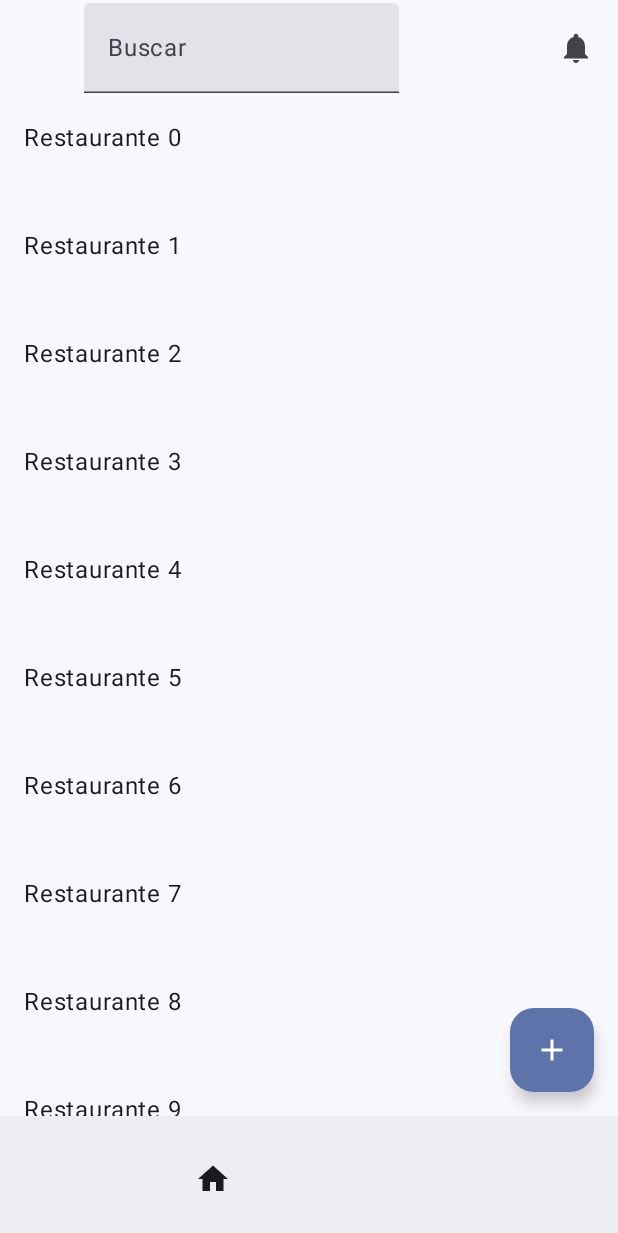
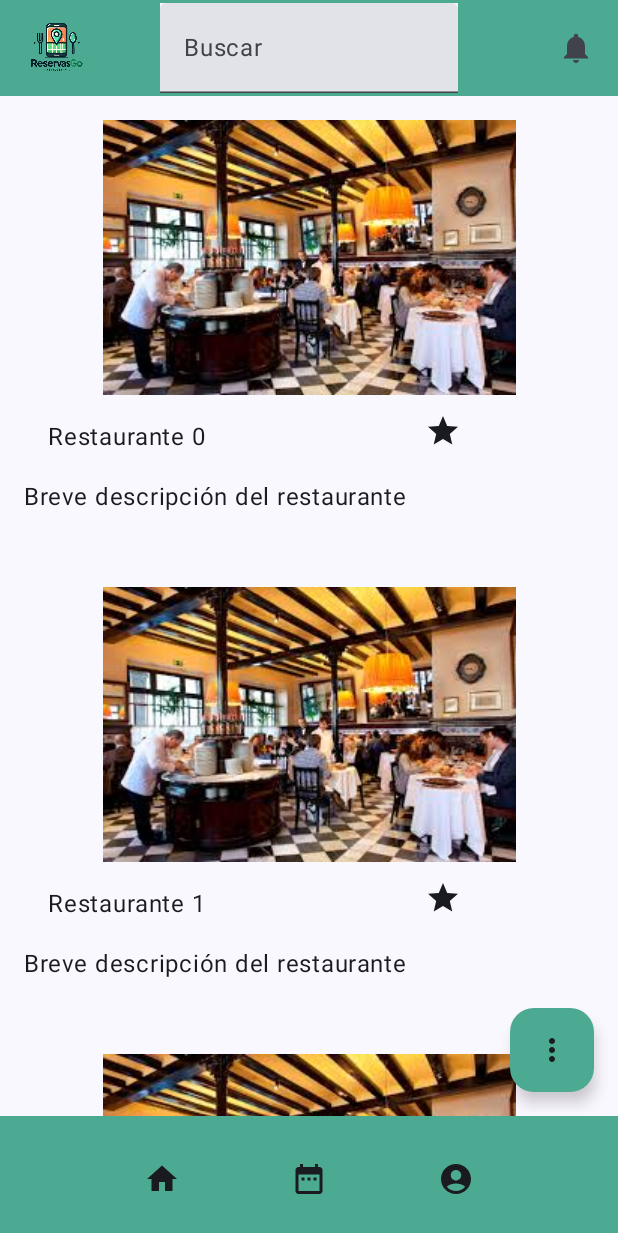
Before and after one commit to alokenveo/Practica2_DADM, an Android app built with Jetpack Compose: the screen it shows after launch (MainActivity), on a phone screen of 412 x 824 dp. Shown: the top 1233 px of the screen. Run offline under Robolectric (Android 15) with nearby library versions, the phone set to English and light mode, and no system bars.

Commit message:
Funcionalidades adicionales, primeras imágenes

```diff
--- a/app/src/main/java/unex/cum/reservasgo_dadm/ui/theme/Color.kt
+++ b/app/src/main/java/unex/cum/reservasgo_dadm/ui/theme/Color.kt
@@ -9,3 +9,5 @@ val Pink80 = Color(0xFFEFB8C8)
 val Purple40 = Color(0xFF6650a4)
 val PurpleGrey40 = Color(0xFF625b71)
 val Pink40 = Color(0xFF7D5260)
+
+val colorApp=Color(0xFF4CA992)
--- a/app/src/main/java/unex/cum/reservasgo_dadm/view/MainScreen.kt
+++ b/app/src/main/java/unex/cum/reservasgo_dadm/view/MainScreen.kt
@@ -1,18 +1,27 @@
 package unex.cum.reservasgo_dadm.view
 
+import androidx.compose.foundation.Image
 import androidx.compose.foundation.background
 import androidx.compose.foundation.layout.Arrangement
+import androidx.compose.foundation.layout.Column
 import androidx.compose.foundation.layout.Row
 import androidx.compose.foundation.layout.Spacer
 import androidx.compose.foundation.layout.fillMaxWidth
+import androidx.compose.foundation.layout.height
 import androidx.compose.foundation.layout.padding
 import androidx.compose.foundation.layout.width
 import androidx.compose.foundation.lazy.LazyColumn
 import androidx.compose.material.icons.Icons
-import androidx.compose.material.icons.filled.Add
+import androidx.compose.material.icons.filled.AccountCircle
+import androidx.compose.material.icons.filled.DateRange
 import androidx.compose.material.icons.filled.Home
+import androidx.compose.material.icons.filled.MoreVert
 import androidx.compose.material.icons.filled.Notifications
+import androidx.compose.material.icons.filled.Star
+import androidx.compose.material.icons.outlined.Star
 import androidx.compose.material3.BottomAppBar
+import androidx.compose.material3.BottomAppBarDefaults
+import androidx.compose.material3.CenterAlignedTopAppBar
 import androidx.compose.material3.ExperimentalMaterial3Api
 import androidx.compose.material3.FloatingActionButton
 import androidx.compose.material3.Icon
@@ -21,7 +30,7 @@ import androidx.compose.material3.MaterialTheme
 import androidx.compose.material3.Scaffold
 import androidx.compose.material3.Text
 import androidx.compose.material3.TextField
-import androidx.compose.material3.TopAppBar
+import androidx.compose.material3.TopAppBarDefaults
 import androidx.compose.runtime.Composable
 import androidx.compose.runtime.getValue
 import androidx.compose.runtime.mutableIntStateOf
@@ -30,18 +39,24 @@ import androidx.compose.runtime.remember
 import androidx.compose.runtime.setValue
 import androidx.compose.ui.Alignment
 import androidx.compose.ui.Modifier
+import androidx.compose.ui.res.painterResource
 import androidx.compose.ui.unit.dp
+import unex.cum.reservasgo_dadm.R
+import unex.cum.reservasgo_dadm.ui.theme.colorApp
 
 @OptIn(ExperimentalMaterial3Api::class)
 @Composable
 fun MainScreen() {
-    var pulsado by remember { mutableIntStateOf(0) }
 
     Scaffold(topBar = {
-        TopAppBar(
+        CenterAlignedTopAppBar(
             navigationIcon = {
                 // Imagen de la izquierda (logo de la app)
-                IconButton(onClick = { /* Acción al hacer clic en el logo */ }) {}
+                Image(
+                    painter = painterResource(id = R.drawable.ic_logo),
+                    contentDescription = "Logo de la app",
+                    modifier = Modifier.height((40.dp))
+                )
             },
             title = {
                 // Campo de búsqueda centrado
@@ -62,36 +77,52 @@ fun MainScreen() {
                 IconButton(onClick = { /* Acción al hacer clic en el icono */ }) {
                     Icon(Icons.Default.Notifications, contentDescription = "Notificaciones")
                 }
-            }
+            },
+            colors = TopAppBarDefaults.centerAlignedTopAppBarColors(
+                containerColor = colorApp
+            )
         )
     }, bottomBar = {
-        BottomAppBar() {
+        BottomAppBar(
+            containerColor = colorApp
+        ) {
             Row(
                 modifier = Modifier.fillMaxWidth(),
                 horizontalArrangement = Arrangement.Center,
                 verticalAlignment = Alignment.CenterVertically
             ) {
-                //TODO añadir iconos
                 IconButton(onClick = {}) {
                     Icon(Icons.Default.Home, contentDescription = "Inicio")
                 }
-                Spacer(modifier = Modifier.width(16.dp))
-                IconButton(onClick = {}) { }
-                Spacer(modifier = Modifier.width(16.dp))
-                IconButton(onClick = {}) {}
+                Spacer(modifier = Modifier.width(50.dp))
+                //TODO añadir iconos
+                IconButton(onClick = {}) {
+                    Icon(Icons.Filled.DateRange, contentDescription = "Reservas")
+                }
+                Spacer(modifier = Modifier.width(50.dp))
+                IconButton(onClick = {}) {
+                    Icon(
+                        Icons.Filled.AccountCircle, contentDescription = "Perfil de Usuario"
+                    )
+                }
             }
         }
     }, floatingActionButton = {
-        FloatingActionButton(onClick = { pulsado++ }) {
-            //TODO cambiar el icono
-            Icon(imageVector = Icons.Default.Add, contentDescription = "Add")
+        FloatingActionButton(
+            onClick = { },
+            containerColor = colorApp
+        ) {
+            //TODO añadir iconos
+            Icon(Icons.Default.MoreVert, contentDescription = "Filtros")
         }
     }) { innerPadding ->
         LazyColumn(
-            modifier = Modifier.padding(innerPadding).fillMaxWidth(),
+            modifier = Modifier
+                .padding(innerPadding)
+                .fillMaxWidth(),
             verticalArrangement = Arrangement.spacedBy(16.dp)
         ) {
-            items(20){index->
+            items(20) { index ->
                 RestaurantItem(index)
             }
         }
@@ -100,8 +131,27 @@ fun MainScreen() {
 
 @Composable
 fun RestaurantItem(index: Int) {
-    Text(
-        modifier = Modifier.padding(16.dp),
-        text="Restaurante $index"
-    )
+    Column(
+        modifier = Modifier
+            .fillMaxWidth()
+            .padding(16.dp)
+    ) {
+        Image(
+            painter = painterResource(id = R.drawable.ic_restaurante),
+            contentDescription = "Imagen del restaurante",
+            modifier = Modifier.fillMaxWidth()
+        )
+        Row {
+            Column() {
+                Text(
+                    modifier = Modifier.padding(16.dp),
+                    text = "Restaurante $index"
+                )
+                Text("Breve descripción del restaurante")
+            }
+            IconButton(onClick = {}) {
+                Icon(Icons.Outlined.Star, contentDescription = "Favoritos")
+            }
+        }
+    }
 }
```
Also changed, not shown: app/src/main/res/drawable/ic_logo.png (added), app/src/main/res/drawable/ic_restaurante.jpg (added).
